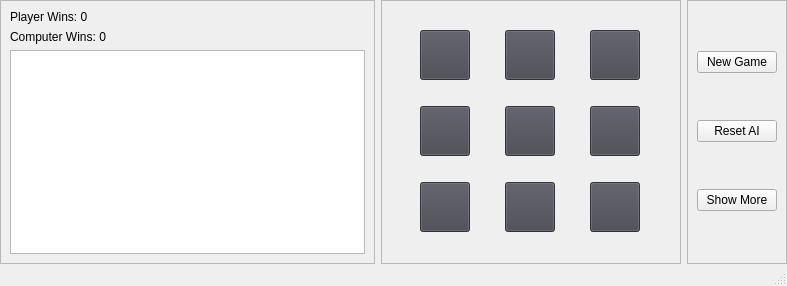
Before: the Qt Designer form gameboard.ui in bkrickjr/python_hexapawn, drawn with Qt 5.
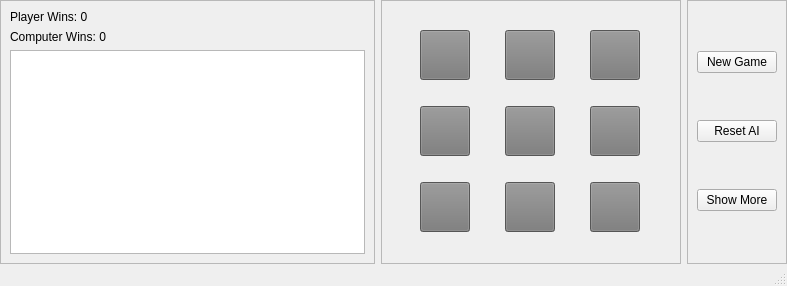
After: the same form once the commit is applied. Icons and pictures are not drawn.

What changed in the file:
```diff
--- a/gameboard.ui
+++ b/gameboard.ui
@@ -84,7 +84,7 @@
           </size>
          </property>
          <property name="styleSheet">
-          <string notr="true">background-color: rgb(70, 70, 80);</string>
+          <string notr="true">background-color: rgb(120, 120, 120);</string>
          </property>
          <property name="text">
           <string/>
@@ -116,7 +116,7 @@
           </size>
          </property>
          <property name="styleSheet">
-          <string notr="true">background-color: rgb(70, 70, 80);</string>
+          <string notr="true">background-color: rgb(120, 120, 120);</string>
          </property>
          <property name="text">
           <string/>
@@ -148,7 +148,7 @@
           </size>
          </property>
          <property name="styleSheet">
-          <string notr="true">background-color: rgb(70, 70, 80);</string>
+          <string notr="true">background-color: rgb(120, 120, 120);</string>
          </property>
          <property name="text">
           <string/>
@@ -180,7 +180,7 @@
           </size>
          </property>
          <property name="styleSheet">
-          <string notr="true">background-color: rgb(70, 70, 80);</string>
+          <string notr="true">background-color: rgb(120, 120, 120);</string>
          </property>
          <property name="text">
           <string/>
@@ -208,7 +208,7 @@
           </size>
          </property>
          <property name="styleSheet">
-          <string notr="true">background-color: rgb(70, 70, 80);</string>
+          <string notr="true">background-color: rgb(120, 120, 120);</string>
          </property>
          <property name="text">
           <string/>
@@ -236,7 +236,7 @@
           </size>
          </property>
          <property name="styleSheet">
-          <string notr="true">background-color: rgb(70, 70, 80);</string>
+          <string notr="true">background-color: rgb(120, 120, 120);</string>
          </property>
          <property name="text">
           <string/>
@@ -264,7 +264,7 @@
           </size>
          </property>
          <property name="styleSheet">
-          <string notr="true">background-color: rgb(70, 70, 80);</string>
+          <string notr="true">background-color: rgb(120, 120, 120);</string>
          </property>
          <property name="text">
           <string/>
@@ -296,7 +296,7 @@
           </size>
          </property>
          <property name="styleSheet">
-          <string notr="true">background-color: rgb(70, 70, 80);</string>
+          <string notr="true">background-color: rgb(120, 120, 120);</string>
          </property>
          <property name="text">
           <string/>
@@ -328,7 +328,7 @@
           </size>
          </property>
          <property name="styleSheet">
-          <string notr="true">background-color: rgb(70, 70, 80);</string>
+          <string notr="true">background-color: rgb(120, 120, 120);</string>
          </property>
          <property name="text">
           <string/>
```
